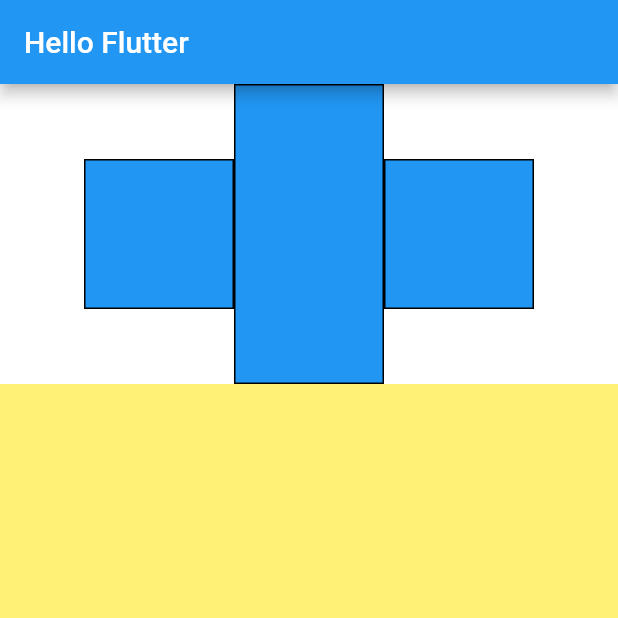
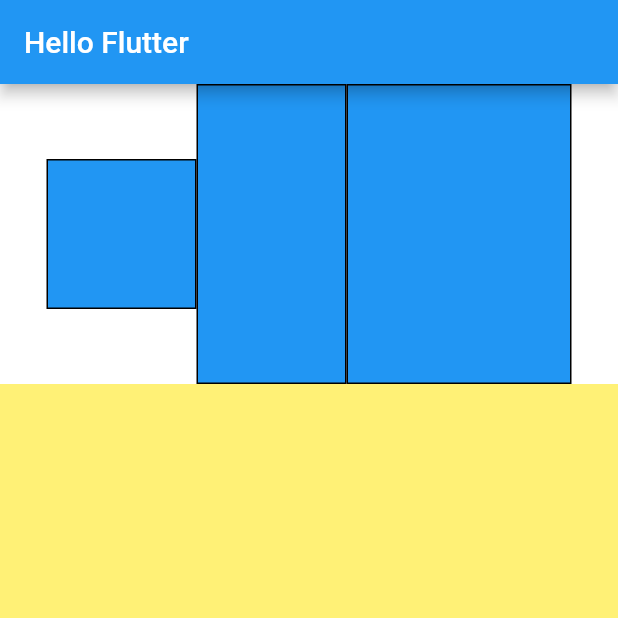
Before and after one commit to n4sunday/flutter-practical-approach-sw, a Flutter app: the screen it shows after launch, on a phone screen of 412 x 824 dp, the top half of it. Run offline on Flutter 3.47's test engine with Material 2 defaults, Android fonts, the phone set to English and light mode, and no system bars.

Commit message:
:bulb: SizedBox

```diff
--- a/lib/main.dart
+++ b/lib/main.dart
@@ -18,7 +18,15 @@ class MyApp extends StatelessWidget {
                 child: Row(
                   crossAxisAlignment: CrossAxisAlignment.center,
                   mainAxisAlignment: MainAxisAlignment.center,
-                  children: <Widget>[BlueBox(), BiggerBlueBox(), BlueBox()],
+                  children: <Widget>[
+                    BlueBox(),
+                    BiggerBlueBox(),
+                    SizedBox(
+                      child: BlueBox(),
+                      width: 150,
+                      height: 200,
+                    )
+                  ],
                 ))));
   }
 }
```
